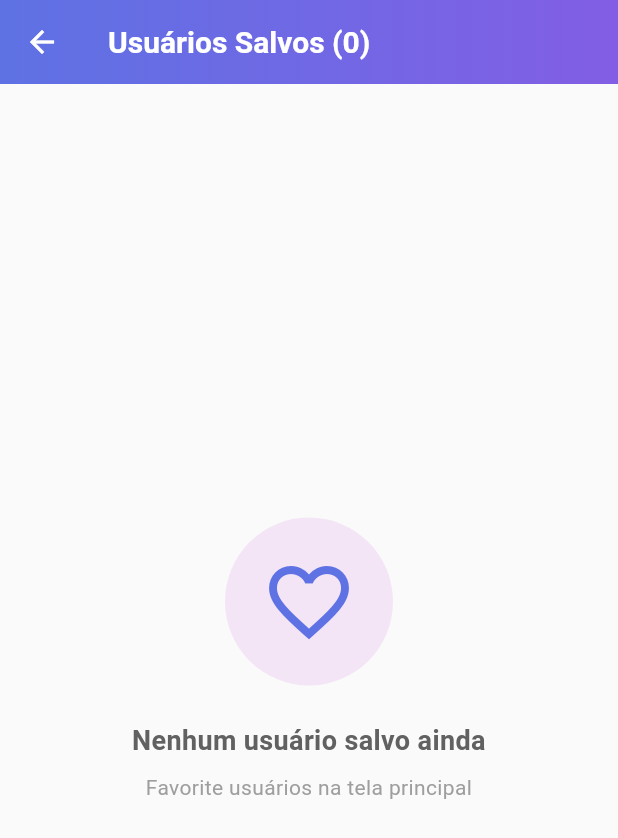
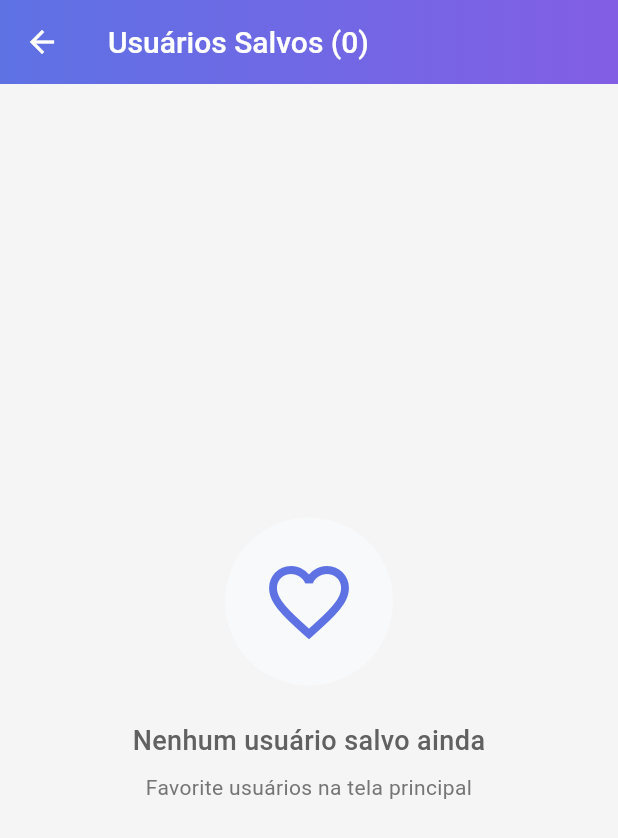
Before and after one commit to linnickgrisoste/teste_bus2, a Flutter app: the screen it shows after launch, after a tap on the "bookmark outline" icon, on a phone screen of 412 x 824 dp. Shown: the top 838 px of the screen. Run offline on Flutter 3.47's test engine with Material 3 defaults, Android fonts, the light colour scheme and no system bars; our stand-ins replace cached_network_image, dio, equatable, flutter_bloc, get_it, pretty_dio_logger and 1 more; accounts and stored records are empty; network calls fail.

Commit message:
[UPDATE] Refactored UI components to utilize styles and themes, introduced new color and font management classes,

```diff
--- a/lib/main.dart
+++ b/lib/main.dart
@@ -1,7 +1,8 @@
 import 'package:flutter/material.dart';
 import 'package:teste_bus2/data/services/setup/database_provider.dart';
 import 'package:teste_bus2/di/service_locator.dart';
-import 'package:teste_bus2/ui/home/widgets/home_screen.dart';
+import 'package:teste_bus2/routing/app_router.dart';
+import 'package:teste_bus2/ui/core/styles/app_themes.dart';
 
 Future<void> main() async {
   WidgetsFlutterBinding.ensureInitialized();
@@ -18,8 +19,8 @@ class MyApp extends StatelessWidget {
     return MaterialApp(
       title: 'Flutter Demo',
       debugShowCheckedModeBanner: false,
-      theme: ThemeData(colorScheme: ColorScheme.fromSeed(seedColor: Colors.deepPurple)),
-      home: HomeScreen(),
+      theme: AppThemes.theme,
+      onGenerateRoute: AppRouter.generateRoute,
     );
   }
 }
--- /dev/null
+++ b/lib/ui/core/styles/app_colors.dart
@@ -0,0 +1,47 @@
+import 'package:flutter/material.dart';
+
+class AppColors {
+  // Primary Colors
+  static const Color primary = Color.fromRGBO(94, 114, 228, 1);
+  static const Color primaryGradientEnd = Color.fromRGBO(130, 94, 228, 1);
+
+  // Semantic Colors
+  static const Color success = Color.fromRGBO(76, 175, 80, 1);
+  static const Color warning = Color.fromRGBO(255, 152, 0, 1);
+  static const Color error = Color.fromRGBO(244, 67, 54, 1);
+  static const Color errorLight = Color.fromRGBO(239, 83, 80, 1);
+  static const Color errorBackground = Color.fromRGBO(255, 235, 238, 1);
+
+  // Background Colors
+  static const Color white = Color.fromRGBO(255, 255, 255, 1);
+  static const Color softWhite = Color.fromRGBO(248, 249, 251, 1);
+  static const Color background = Color.fromRGBO(245, 245, 245, 1);
+
+  // Text Colors
+  static const Color textPrimary = Color.fromRGBO(33, 33, 33, 1);
+  static const Color textSecondary = Color.fromRGBO(97, 97, 97, 1);
+  static const Color textTertiary = Color.fromRGBO(117, 117, 117, 1);
+  static const Color textHint = Color.fromRGBO(158, 158, 158, 1);
+  static const Color textDisabled = Color.fromRGBO(189, 189, 189, 1);
+
+  // Grey Scale
+  static const Color gray = Color.fromRGBO(73, 74, 76, 1);
+  static const Color darkGray = Color.fromRGBO(50, 50, 52, 1);
+  static const Color softGray = Color.fromRGBO(151, 151, 151, 1);
+  static const Color grey200 = Color.fromRGBO(238, 238, 238, 1);
+  static const Color grey300 = Color.fromRGBO(224, 224, 224, 1);
+
+  // Border (usa grey300)
+  static const Color border = grey300;
+
+  // Shadow Colors
+  static Color shadowLight = Colors.black.withValues(alpha: 0.04);
+  static Color shadowMedium = Colors.black.withValues(alpha: 0.2);
+
+  // Gradients
+  static const LinearGradient primaryGradient = LinearGradient(
+    colors: [primary, primaryGradientEnd],
+    begin: Alignment.centerLeft,
+    end: Alignment.centerRight,
+  );
+}
--- /dev/null
+++ b/lib/ui/core/styles/app_fonts.dart
@@ -0,0 +1,19 @@
+import 'package:flutter/material.dart';
+
+class AppFonts {
+  AppFonts._();
+
+  static const String robotFamily = 'Roboto';
+
+  static TextStyle bold(double size, [Color? color]) {
+    return TextStyle(color: color, fontSize: size, fontWeight: FontWeight.w700, fontFamily: robotFamily);
+  }
+
+  static TextStyle regular(double size, [Color? color]) {
+    return TextStyle(color: color, fontSize: size, fontWeight: FontWeight.w400, fontFamily: robotFamily);
+  }
+
+  static TextStyle medium(double size, [Color? color]) {
+    return TextStyle(color: color, fontSize: size, fontWeight: FontWeight.w500, fontFamily: robotFamily);
+  }
+}
--- /dev/null
+++ b/lib/ui/core/styles/app_themes.dart
@@ -0,0 +1,18 @@
+import 'package:flutter/material.dart';
+
+import 'app_colors.dart';
+import 'app_fonts.dart';
+
+class AppThemes {
+  static ThemeData get theme {
+    return ThemeData(
+      useMaterial3: true,
+      fontFamily: AppFonts.robotFamily,
+      scaffoldBackgroundColor: AppColors.background,
+      progressIndicatorTheme: const ProgressIndicatorThemeData(
+        color: AppColors.primary,
+        linearTrackColor: AppColors.grey200,
+      ),
+    );
+  }
+}
--- /dev/null
+++ b/lib/ui/core/ui/default_app_bar.dart
@@ -0,0 +1,29 @@
+import 'package:flutter/material.dart';
+import 'package:teste_bus2/ui/core/styles/app_colors.dart';
+import 'package:teste_bus2/ui/core/styles/app_fonts.dart';
+
+class DefaultAppBar extends StatelessWidget implements PreferredSizeWidget {
+  final String title;
+  final List<Widget>? actions;
+  final Widget? leading;
+  final bool centerTitle;
+
+  const DefaultAppBar({super.key, required this.title, this.actions, this.leading, this.centerTitle = false});
+
+  @override
+  Widget build(BuildContext context) {
+    return AppBar(
+      title: Text(title, style: AppFonts.medium(20, AppColors.white)),
+      centerTitle: centerTitle,
+      leading: leading,
+      flexibleSpace: Container(decoration: const BoxDecoration(gradient: AppColors.primaryGradient)),
+      backgroundColor: Colors.transparent,
+      elevation: 0,
+      foregroundColor: AppColors.white,
+      actions: actions,
+    );
+  }
+
+  @override
+  Size get preferredSize => const Size.fromHeight(kToolbarHeight);
+}
--- a/lib/ui/core/ui/empty_state_widget.dart
+++ b/lib/ui/core/ui/empty_state_widget.dart
@@ -1,4 +1,6 @@
 import 'package:flutter/material.dart';
+import 'package:teste_bus2/ui/core/styles/app_colors.dart';
+import 'package:teste_bus2/ui/core/styles/app_fonts.dart';
 
 class EmptyStateWidget extends StatelessWidget {
   final IconData icon;
@@ -18,8 +20,8 @@ class EmptyStateWidget extends StatelessWidget {
 
   @override
   Widget build(BuildContext context) {
-    final bgColor = iconBackgroundColor ?? Colors.grey.shade100;
-    final icColor = iconColor ?? Colors.grey[400]!;
+    final bgColor = iconBackgroundColor ?? AppColors.grey200;
+    final icColor = iconColor ?? AppColors.textHint;
 
     return Center(
       child: Column(
@@ -31,18 +33,10 @@ class EmptyStateWidget extends StatelessWidget {
             child: Icon(icon, size: 64, color: icColor),
           ),
           const SizedBox(height: 24),
-          Text(
-            title,
-            style: TextStyle(fontSize: 18, fontWeight: FontWeight.w600, color: Colors.grey[700]),
-            textAlign: TextAlign.center,
-          ),
+          Text(title, style: AppFonts.medium(18, AppColors.textSecondary), textAlign: TextAlign.center),
           if (subtitle != null) ...[
             const SizedBox(height: 8),
-            Text(
-              subtitle!,
-              style: TextStyle(fontSize: 14, color: Colors.grey[500]),
-              textAlign: TextAlign.center,
-            ),
+            Text(subtitle ?? '', style: AppFonts.regular(14, AppColors.textTertiary), textAlign: TextAlign.center),
           ],
         ],
       ),
--- a/lib/ui/core/ui/info_row.dart
+++ b/lib/ui/core/ui/info_row.dart
@@ -1,4 +1,6 @@
 import 'package:flutter/material.dart';
+import 'package:teste_bus2/ui/core/styles/app_colors.dart';
+import 'package:teste_bus2/ui/core/styles/app_fonts.dart';
 
 class InfoRow extends StatelessWidget {
   final String label;
@@ -17,7 +19,7 @@ class InfoRow extends StatelessWidget {
             flex: 2,
             child: Text(
               label,
-              style: TextStyle(fontSize: 13, color: Colors.grey[700], fontWeight: FontWeight.w500),
+              style: AppFonts.medium(13, AppColors.textSecondary),
             ),
           ),
           const SizedBox(width: 12),
@@ -25,7 +27,7 @@ class InfoRow extends StatelessWidget {
             flex: 3,
             child: Text(
               value,
-              style: const TextStyle(fontSize: 13, color: Colors.black87, fontWeight: FontWeight.w400),
+              style: AppFonts.regular(13, AppColors.textPrimary),
               textAlign: TextAlign.right,
             ),
           ),
--- a/lib/ui/core/ui/themed_app_bar.dart
+++ /dev/null
@@ -1,35 +0,0 @@
-import 'package:flutter/material.dart';
-
-class ThemedAppBar extends StatelessWidget implements PreferredSizeWidget {
-  final String title;
-  final List<Widget>? actions;
-  final Widget? leading;
-  final bool centerTitle;
-
-  const ThemedAppBar({super.key, required this.title, this.actions, this.leading, this.centerTitle = false});
-
-  @override
-  Widget build(BuildContext context) {
-    return AppBar(
-      title: Text(title, style: const TextStyle(fontWeight: FontWeight.w600, fontSize: 20)),
-      centerTitle: centerTitle,
-      leading: leading,
-      flexibleSpace: Container(
-        decoration: const BoxDecoration(
-          gradient: LinearGradient(
-            colors: [Color(0xFF5E72E4), Color(0xFF825EE4)],
-            begin: Alignment.centerLeft,
-            end: Alignment.centerRight,
-          ),
-        ),
-      ),
-      backgroundColor: Colors.transparent,
-      elevation: 0,
-      foregroundColor: Colors.white,
-      actions: actions,
-    );
-  }
-
-  @override
-  Size get preferredSize => const Size.fromHeight(kToolbarHeight);
-}
--- a/lib/ui/home/widgets/home_screen.dart
+++ b/lib/ui/home/widgets/home_screen.dart
@@ -2,9 +2,11 @@ import 'package:flutter/material.dart';
 import 'package:flutter_bloc/flutter_bloc.dart';
 import 'package:teste_bus2/core/app_status.dart';
 import 'package:teste_bus2/di/service_locator.dart';
+import 'package:teste_bus2/ui/core/styles/app_colors.dart';
+import 'package:teste_bus2/ui/core/styles/app_fonts.dart';
+import 'package:teste_bus2/ui/core/ui/default_app_bar.dart';
 import 'package:teste_bus2/ui/core/ui/empty_state_widget.dart';
 import 'package:teste_bus2/ui/core/ui/error_state_widget.dart';
-import 'package:teste_bus2/ui/core/ui/themed_app_bar.dart';
 import 'package:teste_bus2/ui/core/ui/user_item.dart';
 import 'package:teste_bus2/ui/home/view_model/home_cubit.dart';
 import 'package:teste_bus2/ui/home/view_model/home_state.dart';
@@ -30,8 +32,8 @@ class _HomeScreenState extends State<HomeScreen> with SingleTickerProviderStateM
   @override
   Widget build(BuildContext context) {
     return Scaffold(
-      backgroundColor: Colors.grey.shade50,
-      appBar: ThemedAppBar(
+      backgroundColor: AppColors.background,
+      appBar: DefaultAppBar(
         title: 'Pessoas',
         actions: [
           IconButton(
@@ -48,7 +50,7 @@ class _HomeScreenState extends State<HomeScreen> with SingleTickerProviderStateM
         builder: (context, state) {
           if (state.status == AppStatus.loading && state.users.isEmpty) {
             return const Center(
-              child: CircularProgressIndicator(valueColor: AlwaysStoppedAnimation<Color>(Color(0xFF5E72E4))),
+              child: CircularProgressIndicator(valueColor: AlwaysStoppedAnimation<Color>(AppColors.primary)),
             );
           }
 
@@ -88,10 +90,7 @@ class _HomeScreenState extends State<HomeScreen> with SingleTickerProviderStateM
                     if (state.isLoading && index == users.length - 1)
                       Padding(
                         padding: const EdgeInsets.symmetric(vertical: 8),
-                        child: LinearProgressIndicator(
-                          color: const Color(0xFF5E72E4),
-                          backgroundColor: Colors.grey.shade200,
-                        ),
+                        child: LinearProgressIndicator(color: AppColors.primary, backgroundColor: AppColors.grey200),
                       ),
                   ],
                 );
@@ -103,9 +102,9 @@ class _HomeScreenState extends State<HomeScreen> with SingleTickerProviderStateM
             child: Column(
               mainAxisAlignment: MainAxisAlignment.center,
               children: [
-                const CircularProgressIndicator(valueColor: AlwaysStoppedAnimation<Color>(Color(0xFF5E72E4))),
+                const CircularProgressIndicator(valueColor: AlwaysStoppedAnimation<Color>(AppColors.primary)),
                 const SizedBox(height: 16),
-                Text('Carregando usuários...', style: TextStyle(fontSize: 16, color: Colors.grey[600])),
+                Text('Carregando usuários...', style: AppFonts.medium(16, AppColors.textSecondary)),
               ],
             ),
           );
--- a/lib/ui/saved_users/widgets/saved_users_screen.dart
+++ b/lib/ui/saved_users/widgets/saved_users_screen.dart
@@ -2,9 +2,11 @@ import 'package:flutter/material.dart';
 import 'package:flutter_bloc/flutter_bloc.dart';
 import 'package:teste_bus2/core/app_status.dart';
 import 'package:teste_bus2/di/service_locator.dart';
+import 'package:teste_bus2/ui/core/styles/app_colors.dart';
+import 'package:teste_bus2/ui/core/styles/app_fonts.dart';
+import 'package:teste_bus2/ui/core/ui/default_app_bar.dart';
 import 'package:teste_bus2/ui/core/ui/empty_state_widget.dart';
 import 'package:teste_bus2/ui/core/ui/error_state_widget.dart';
-import 'package:teste_bus2/ui/core/ui/themed_app_bar.dart';
 import 'package:teste_bus2/ui/core/ui/user_item.dart';
 import 'package:teste_bus2/ui/saved_users/view_model/saved_users_cubit.dart';
 import 'package:teste_bus2/ui/saved_users/view_model/saved_users_state.dart';
@@ -39,23 +41,26 @@ class _SavedUsersScreenState extends State<SavedUsersScreen> {
       context: context,
       builder: (context) => AlertDialog(
         shape: RoundedRectangleBorder(borderRadius: BorderRadius.circular(16)),
-        title: const Text('Remover Usuário', style: TextStyle(fontWeight: FontWeight.w600)),
-        content: Text('Deseja remover ${user.name.first} ${user.name.last} dos salvos?'),
+        title: Text('Remover Usuário', style: AppFonts.medium(18, AppColors.textPrimary)),
+        content: Text(
+          'Deseja remover ${user.name.first} ${user.name.last} dos salvos?',
+          style: AppFonts.regular(14, AppColors.textSecondary),
+        ),
         actions: [
           TextButton(
             onPressed: () => Navigator.pop(context, false),
-            style: TextButton.styleFrom(foregroundColor: Colors.grey[700]),
-            child: const Text('Cancelar'),
+            style: TextButton.styleFrom(foregroundColor: AppColors.textSecondary),
+            child: Text('Cancelar', style: AppFonts.medium(14, AppColors.textSecondary)),
           ),
           ElevatedButton(
             onPressed: () => Navigator.pop(context, true),
             style: ElevatedButton.styleFrom(
-              backgroundColor: Colors.red,
-              foregroundColor: Colors.white,
+              backgroundColor: AppColors.error,
+              foregroundColor: AppColors.white,
               shape: RoundedRectangleBorder(borderRadius: BorderRadius.circular(8)),
               elevation: 0,
             ),
-            child: const Text('Remover'),
+            child: Text('Remover', style: AppFonts.medium(14, AppColors.white)),
           ),
         ],
       ),
@@ -65,8 +70,11 @@ class _SavedUsersScreenState extends State<SavedUsersScreen> {
         if (mounted) {
           ScaffoldMessenger.of(context).showSnackBar(
             SnackBar(
-              content: Text('${user.name.first} ${user.name.last} removido'),
-              backgroundColor: Colors.orange,
+              content: Text(
+                '${user.name.first} ${user.name.last} removido',
+                style: AppFonts.regular(14, AppColors.white),
+              ),
+              backgroundColor: AppColors.warning,
               behavior: SnackBarBehavior.floating,
               shape: RoundedRectangleBorder(borderRadius: BorderRadius.circular(8)),
               duration: const Duration(seconds: 2),
@@ -80,14 +88,14 @@ class _SavedUsersScreenState extends State<SavedUsersScreen> {
   @override
   Widget build(BuildContext context) {
     return Scaffold(
-      backgroundColor: Colors.grey.shade50,
-      appBar: ThemedAppBar(title: 'Usuários Salvos (${savedUsersCubit.state.totalUsers})'),
+      backgroundColor: AppColors.background,
+      appBar: DefaultAppBar(title: 'Usuários Salvos (${savedUsersCubit.state.totalUsers})'),
       body: BlocBuilder<SavedUsersCubit, SavedUsersState>(
         bloc: savedUsersCubit,
         builder: (context, state) {
           if (state.status == AppStatus.loading) {
             return const Center(
-              child: CircularProgressIndicator(valueColor: AlwaysStoppedAnimation<Color>(Color(0xFF5E72E4))),
+              child: CircularProgressIndicator(valueColor: AlwaysStoppedAnimation<Color>(AppColors.primary)),
             );
           }
 
@@ -96,12 +104,12 @@ class _SavedUsersScreenState extends State<SavedUsersScreen> {
           }
 
           if (state.isEmpty) {
-            return EmptyStateWidget(
+            return const EmptyStateWidget(
               icon: Icons.favorite_border,
               title: 'Nenhum usuário salvo ainda',
               subtitle: 'Favorite usuários na tela principal',
-              iconBackgroundColor: Colors.purple.shade50,
-              iconColor: const Color(0xFF5E72E4),
+              iconBackgroundColor: AppColors.softWhite,
+              iconColor: AppColors.primary,
             );
           }
 
```
Also changed, not shown: lib/ui/core/ui/default_cached_network_image.dart (+23 -3 lines), lib/ui/core/ui/error_state_widget.dart (+9 -7 lines), lib/ui/core/ui/section_card.dart (+6 -12 lines), lib/ui/core/ui/user_item.dart (+9 -7 lines), lib/ui/saved_users/saved_users_screen.dart (deleted, +0 -132 lines), lib/ui/user_detail/widgets/user_detail_screen.dart (+21 -43 lines), lib/utils/extensions/string_extensions.dart (added, +18 -0 lines), 1 other file.
